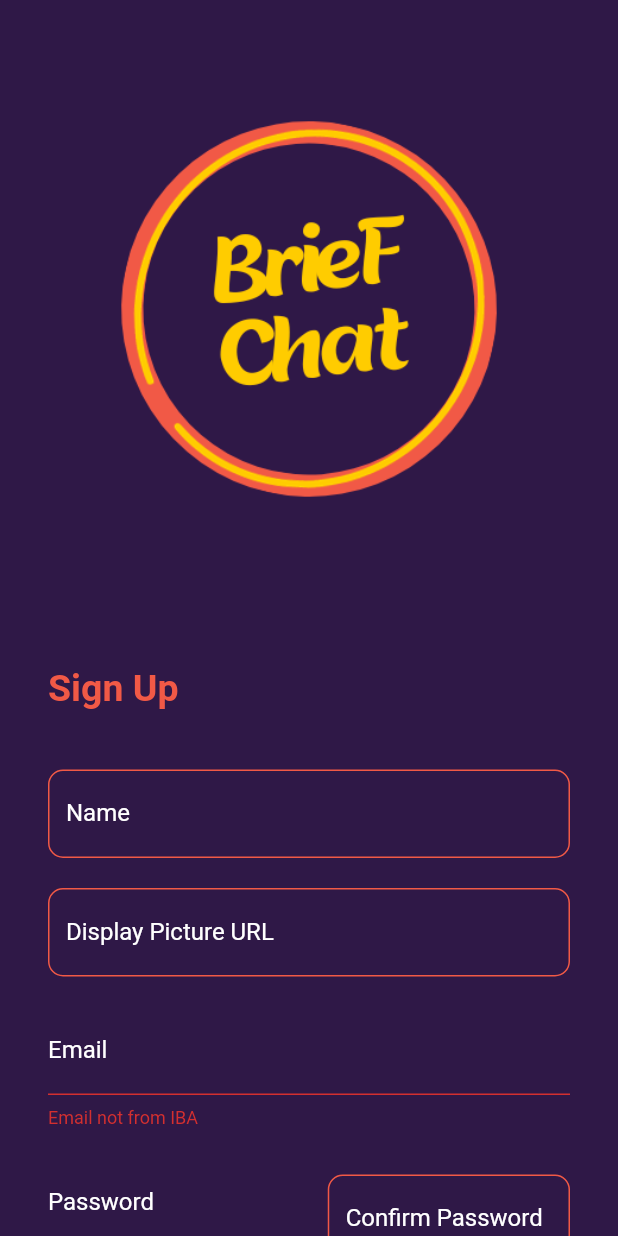
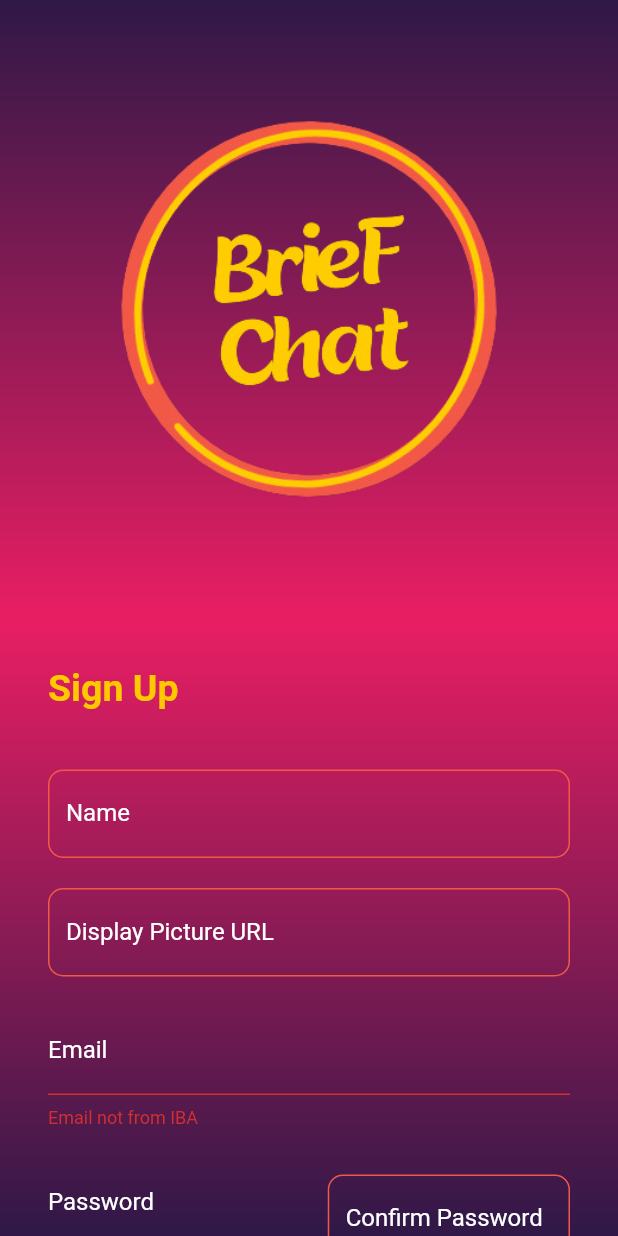
Before and after one commit to Di55olved/chatters_2, a Flutter app: the screen it shows after launch, after a tap on "Sign Up", on a phone screen of 412 x 824 dp. Run offline on Flutter 3.47's test engine with Material 3 defaults, Android fonts, the phone set to English and light mode, and no system bars; our stand-ins replace cached_network_image, cloud_firestore, emoji_picker_flutter, equatable, firebase_auth, firebase_core and 6 more; missing offline and left inert: email_otp, flutter_notification_channel; accounts and stored records are empty.

Commit message:
Changes to Auth UI and added Animation on Splash Screen

```diff
--- a/lib/Screens/auth/sign_in.dart
+++ b/lib/Screens/auth/sign_in.dart
@@ -1,4 +1,5 @@
-import 'dart:developer';
+// ignore_for_file: use_build_context_synchronously, avoid_print, duplicate_ignore
+
 import 'package:chatters_2/API/api.dart';
 import 'package:chatters_2/Navigaitions/routes_names.dart';
 import 'package:chatters_2/Screens/auth/sign_up.dart';
@@ -15,7 +16,7 @@ Color orange = const Color.fromARGB(255, 241, 89, 70);
 
 class SignInPage extends StatefulWidget {
   final UserRepository userRepository;
-  const SignInPage({Key? key, required this.userRepository}) : super(key: key);
+  const SignInPage({super.key, required this.userRepository});
   @override
   State<SignInPage> createState() => _SignInPageState();
 }
@@ -33,13 +34,17 @@ class _SignInPageState extends State<SignInPage> {
     return Consumer<APIs>(
       builder: (context, obj, child) => Scaffold(
         body: Container(
-          decoration: BoxDecoration(color: purple),
+          decoration: BoxDecoration(
+              gradient: LinearGradient(
+                  colors: [purple, Colors.pink, purple],
+                  begin: Alignment.topCenter,
+                  end: Alignment.bottomCenter)),
           child: ListView(
             children: <Widget>[
               //iRent Logo image
               Padding(
                 padding: const EdgeInsets.all(8.0),
-                child: MyAssets.logo,
+                child: MyAssets.transLogo,
               ),
               Padding(
                 padding: const EdgeInsets.all(32.0),
@@ -50,7 +55,7 @@ class _SignInPageState extends State<SignInPage> {
                     Text(
                       "Log In",
                       style: TextStyle(
-                        color: orange,
+                        color: yellow,
                         fontSize: 25.0,
                         fontWeight: FontWeight.bold,
                       ),
@@ -130,7 +135,6 @@ class _SignInPageState extends State<SignInPage> {
                             await APIs.auth.signInWithEmailAndPassword(
                                 email: emailValue, password: passValue);
                             //Navigate to HomeScreen if Sign In was successful
-                            // ignore: use_build_context_synchronously
                             context.goNamed(RouteNames.homeScreen,
                                 extra: widget.userRepository);
                             //Display the exceptions
@@ -183,7 +187,8 @@ class _SignInPageState extends State<SignInPage> {
                         ),
                         InkWell(
                           onTap: () {
-                            context.goNamed(RouteNames.signUp, extra: widget.userRepository);
+                            context.goNamed(RouteNames.signUp,
+                                extra: widget.userRepository);
                           },
                           child: Text(
                             "Sign Up",
@@ -265,15 +270,7 @@ class _SignInPageState extends State<SignInPage> {
                                                     duration:
                                                         Duration(seconds: 2),
                                                   ));
-                                                  Navigator.of(context)
-                                                      .pushReplacement(
-                                                          MaterialPageRoute(
-                                                              builder:
-                                                                  (context) =>
-                                                                      SignInPage(
-                                                                        userRepository:
-                                                                            widget.userRepository,
-                                                                      )));
+                                                  Navigator.of(context).pop();
                                                 } else {
                                                   ScaffoldMessenger.of(context)
                                                       .showSnackBar(
@@ -285,7 +282,7 @@ class _SignInPageState extends State<SignInPage> {
                                                   ));
                                                 }
                                               } on FirebaseAuthException catch (e) {
-                                                log('$e');
+                                                print('$e');
                                                 ScaffoldMessenger.of(context)
                                                     .showSnackBar(SnackBar(
                                                   content: Text("$e"),
--- a/lib/Screens/auth/sign_up.dart
+++ b/lib/Screens/auth/sign_up.dart
@@ -101,13 +101,17 @@ class _SignUpPageState extends State<SignUpPage> {
   Widget build(BuildContext context) {
     return Scaffold(
       body: Container(
-        decoration: BoxDecoration(color: APIs.purple),
+        decoration: BoxDecoration(
+            gradient: LinearGradient(
+                colors: [APIs.purple, Colors.pink, APIs.purple],
+                begin: Alignment.topCenter,
+                end: Alignment.bottomCenter)),
         child: ListView(
           children: [
             //iRent Logo
             Padding(
               padding: const EdgeInsets.all(8.0),
-              child: MyAssets.logo,
+              child: MyAssets.transLogo,
             ),
             Padding(
               padding: const EdgeInsets.all(32.0),
@@ -118,7 +122,7 @@ class _SignUpPageState extends State<SignUpPage> {
                     Text(
                       "Sign Up",
                       style: TextStyle(
-                        color: APIs.orange,
+                        color: APIs.yellow,
                         fontSize: 25.0,
                         fontWeight: FontWeight.bold,
                       ),
@@ -288,16 +292,6 @@ class _SignUpPageState extends State<SignUpPage> {
                             if ((passValue == confPassValue) &&
                                 (passValue != '') &&
                                 (confPassValue != '')) {
-                              // Navigator.pushReplacement(
-                              //     context,
-                              //     MaterialPageRoute(
-                              //         builder: (context) => OTPHandler(
-                              // {'name': nameValue,
-                              // 'imgaeURL': imageURLValue,
-                              // 'email': emailValue,
-                              // 'pass': passValue,
-                              // 'confPass': confPassValue, userRepository: widget.userRepository},
-                              //             )));
                               context.goNamed(RouteNames.otp,
                                   queryParameters: {
                                     'name': nameValue,
--- a/lib/Screens/splash_screen.dart
+++ b/lib/Screens/splash_screen.dart
@@ -1,5 +1,6 @@
-//import 'package:flutter/cupertino.dart';
+import 'dart:async';
 import 'dart:developer';
+
 import 'package:chatters_2/API/api.dart';
 import 'package:chatters_2/Navigaitions/routes_names.dart';
 import 'package:chatters_2/Widgets/my_assets.dart';
@@ -9,17 +10,34 @@ import 'package:go_router/go_router.dart';
 
 class SplashScreen extends StatefulWidget {
   final UserRepository? userRepository;
-  const SplashScreen({super.key, required this.userRepository});
+
+  SplashScreen({Key? key, required this.userRepository}) : super(key: key);
 
   @override
   State<SplashScreen> createState() => _SplashScreenState();
 }
 
-class _SplashScreenState extends State<SplashScreen> {
+class _SplashScreenState extends State<SplashScreen>
+    with SingleTickerProviderStateMixin {
+  late AnimationController _animationController;
+  late Animation<double> _fadeAnimation;
+
   @override
   void initState() {
     super.initState();
-    Future.delayed(const Duration(milliseconds: 2000), () {
+
+    _animationController = AnimationController(
+      duration: Duration(seconds: 2),
+      vsync: this,
+    );
+
+    _fadeAnimation =
+        Tween<double>(begin: 0, end: 1).animate(_animationController);
+
+    // Start the animation
+    _animationController.forward();
+
+    Future.delayed(const Duration(milliseconds: 3500), () {
       if (APIs.auth.currentUser != null) {
         log("User: ${APIs.auth.currentUser}");
         context.goNamed(RouteNames.homeScreen);
@@ -30,32 +48,44 @@ class _SplashScreenState extends State<SplashScreen> {
   }
 
   @override
+  void dispose() {
+    _animationController.dispose();
+    super.dispose();
+  }
+
+  @override
   Widget build(BuildContext context) {
     return Scaffold(
       body: Container(
-        decoration: BoxDecoration(color: APIs.purple),
+        decoration: BoxDecoration(
+          gradient: LinearGradient(
+            colors: [APIs.purple, Colors.pink, APIs.purple],
+            begin: Alignment.topCenter,
+            end: Alignment.bottomCenter,
+          ),
+        ),
         child: Stack(
           children: [
-            Positioned(
-              top: MediaQuery.of(context).size.height * .15,
-              left: MediaQuery.of(context).size.width * .25,
-              width: MediaQuery.of(context).size.width * .5,
-              child: MyAssets.logo,
+            Center(
+              child: FadeTransition(
+                opacity: _fadeAnimation,
+                child: MyAssets.transLogo,
+              ),
             ),
             Positioned(
-              bottom: MediaQuery.of(context).size.height * .15,
-              left: MediaQuery.of(context).size.width * .05,
-              width: MediaQuery.of(context).size.width * .9,
-              height: MediaQuery.of(context).size.height * .06,
-              child: const Text(
+              bottom: MediaQuery.of(context).size.height * 0.15,
+              left: MediaQuery.of(context).size.width * 0.05,
+              width: MediaQuery.of(context).size.width * 0.9,
+              height: MediaQuery.of(context).size.height * 0.06,
+              child: Text(
                 "Powered by IBA",
                 style: TextStyle(
-                  color: Colors.white,
+                  color: APIs.yellow,
                   fontSize: 20.0,
                 ),
                 textAlign: TextAlign.center,
               ),
-            )
+            ),
           ],
         ),
       ),
```
Also changed, not shown: flutter_01.png (added).
